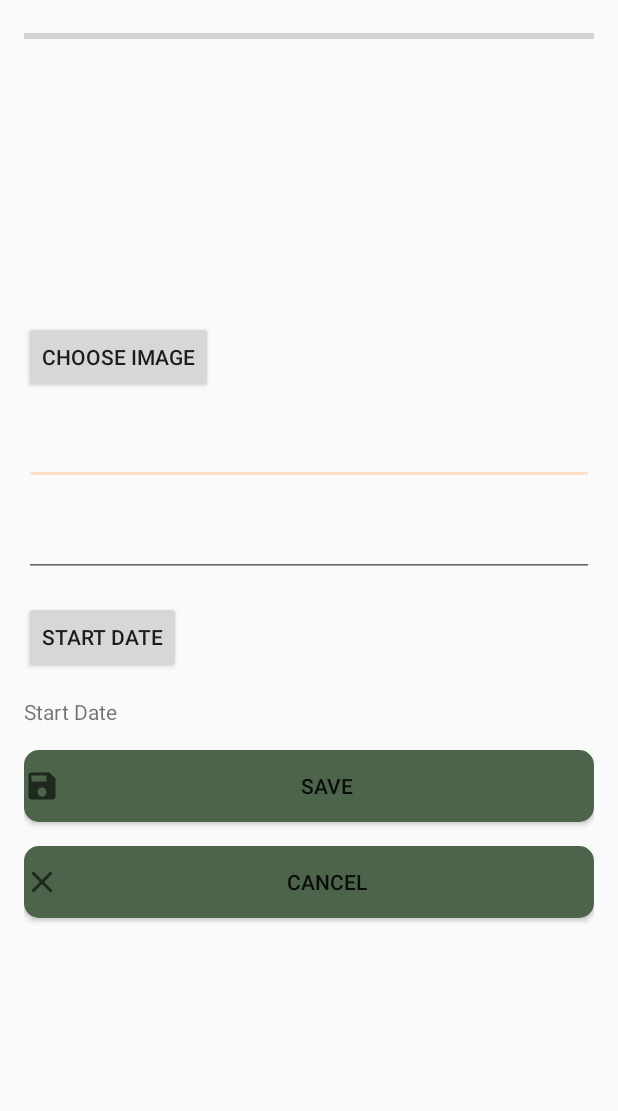
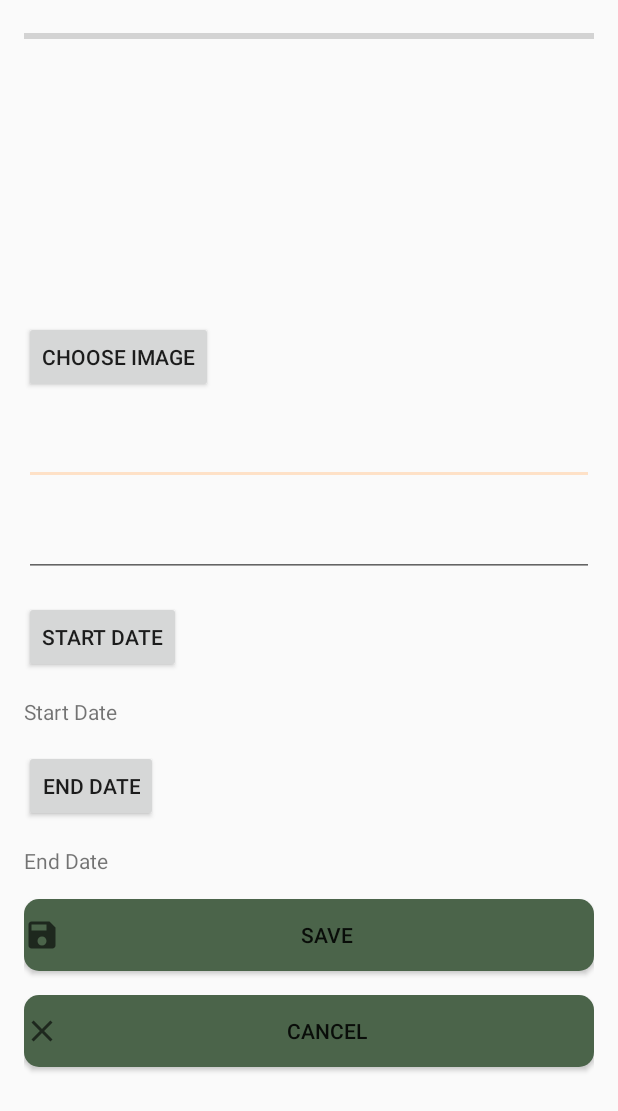
Before and after one commit to jenniferlebantino/FinalYearProject, an Android app: the fragment TripsFragment placed in its activity, after a tap on an icon or button, on a phone screen of 412 x 824 dp. Shown: the top 1111 px of the screen. Run offline under Robolectric (Android 15) with nearby library versions, the phone set to English and light mode, and no system bars; our stand-ins replace Firebase (no records; nobody signed in at launch, a user with empty details on screens opened directly), Picasso, Room's generated code.

Commit message:
Trip/Add Trip
- Uploads Images
- Retrieves Uploaded Images (kind of)
- No Image Image for No Uploaded Image
- End Date

```diff
--- a/app/src/main/java/com/example/finalyearproject/AddTripActivity.java
+++ b/app/src/main/java/com/example/finalyearproject/AddTripActivity.java
@@ -39,6 +39,8 @@ public class AddTripActivity extends AppCompatActivity implements DatePickerDial
     public static final String EXTRA_TITLE = "com.example.finalyearproject.EXTRA_TITLE";
     public static final String EXTRA_DESCRIPTION = "com.example.finalyearproject.EXTRA_DESCRIPTION";
     public static final String EXTRA_STARTDATE = "com.example.finalyearproject.EXTRA_STARTDATE";
+    public static final String EXTRA_ENDDATE = "com.example.finalyearproject.EXTRA_ENDDATE";
+    public static final String EXTRA_IMAGEURL = "com.example.finalyearproject.EXTRA_IMAGEURL";
     public static final int PICK_IMAGE_REQUEST = 1;
 
     private EditText titleTxtBox;
@@ -48,6 +50,9 @@ public class AddTripActivity extends AppCompatActivity implements DatePickerDial
     private Button chooseImageBtn;
     private Button startDateBtn;
     private TextView startDateTxtView;
+    private Button endDateBtn;
+    private boolean startDateBtnClicked;
+    private TextView endDateTxtView;
     private ImageView tripImageView;
     private ProgressBar progressBar;
 
@@ -62,7 +67,6 @@ public class AddTripActivity extends AppCompatActivity implements DatePickerDial
         setContentView(R.layout.activity_add_trip);
 
         setTitle("Add Trip");
-
         progressBar = findViewById(R.id.addTrip_progressBar);
         tripImageView = findViewById(R.id.addTrip_tripImage);
         chooseImageBtn = findViewById(R.id.addTrip_chooseImageBtn);
@@ -86,9 +90,20 @@ public class AddTripActivity extends AppCompatActivity implements DatePickerDial
             public void onClick(View v) {
                 DialogFragment datePicker = new DatePickerFragment();
                 datePicker.show(getSupportFragmentManager(), "date picker");
+                startDateBtnClicked = true;
             }
         });
         startDateTxtView = findViewById(R.id.addTrip_startDateTxt);
+
+        endDateBtn = findViewById(R.id.addTrip_endDateBtn);
+        endDateBtn.setOnClickListener(new View.OnClickListener() {
+            @Override
+            public void onClick(View v) {
+                DialogFragment datePicker = new DatePickerFragment();
+                datePicker.show(getSupportFragmentManager(), "date picker");
+            }
+        });
+        endDateTxtView = findViewById(R.id.addTrip_endDateTxt);
 
         saveBtn = (Button)findViewById(R.id.addTrip_saveBtn);
         saveBtn.setOnClickListener(new View.OnClickListener()
@@ -142,6 +157,8 @@ public class AddTripActivity extends AppCompatActivity implements DatePickerDial
         String title = titleTxtBox.getText().toString();
         String description = descriptionTxtBox.getText().toString();
         String startDate = startDateTxtView.getText().toString();
+        String endDate = endDateTxtView.getText().toString();
+        String imageUrl = imageUri == null ? "": imageUri.toString();
 
         if (imageUri != null)
         {
@@ -190,9 +207,10 @@ public class AddTripActivity extends AppCompatActivity implements DatePickerDial
             });
         }
 
-        if(startDate == "Start Date")
+
+        if(startDate.equals("Start Date") || endDate.equals("End Date"))
         {
-            Toast.makeText(AddTripActivity.this, "Please select a start date.", Toast.LENGTH_SHORT).show();
+            Toast.makeText(AddTripActivity.this, "Please select a start date and end date.", Toast.LENGTH_SHORT).show();
             return;
         }
 
@@ -206,6 +224,8 @@ public class AddTripActivity extends AppCompatActivity implements DatePickerDial
         tripData.putExtra(EXTRA_TITLE, title);
         tripData.putExtra(EXTRA_DESCRIPTION, description);
         tripData.putExtra(EXTRA_STARTDATE, startDate);
+        tripData.putExtra(EXTRA_ENDDATE, endDate);
+        tripData.putExtra(EXTRA_IMAGEURL, imageUrl);
 
         setResult(RESULT_OK, tripData);
         finish();
@@ -222,7 +242,15 @@ public class AddTripActivity extends AppCompatActivity implements DatePickerDial
         calendar.set(Calendar.YEAR, year);
         calendar.set(Calendar.MONTH, month);
         calendar.set(Calendar.DAY_OF_MONTH, dayOfMonth);
-        String currentDateString = DateFormat.getDateInstance(DateFormat.DEFAULT).format(calendar.getTime());
-        startDateTxtView .setText(currentDateString);
+        String selectedDate = DateFormat.getDateInstance(DateFormat.DEFAULT).format(calendar.getTime());
+        if(startDateBtnClicked)
+        {
+            startDateTxtView.setText(selectedDate);
+            startDateBtnClicked = false;
+        }
+        else
+        {
+            endDateTxtView.setText(selectedDate);
+        }
     }
 }
--- a/app/src/main/java/com/example/finalyearproject/TripsFragment.java
+++ b/app/src/main/java/com/example/finalyearproject/TripsFragment.java
@@ -80,8 +80,10 @@ public class TripsFragment extends Fragment {
             String title = data.getStringExtra(AddTripActivity.EXTRA_TITLE);
             String description = data.getStringExtra(AddTripActivity.EXTRA_DESCRIPTION);
             String startDate = data.getStringExtra(AddTripActivity.EXTRA_STARTDATE);
+            String endDate = data.getStringExtra(AddTripActivity.EXTRA_ENDDATE);
+            String imageUrl = data.getStringExtra(AddTripActivity.EXTRA_IMAGEURL);
 
-            Trip trip = new Trip(title, description, startDate);
+            Trip trip = new Trip(title, description, startDate, endDate, imageUrl);
             tripViewModel.insert(trip);
             Toast.makeText(getActivity(), "Trip Saved", Toast.LENGTH_SHORT).show();
         }
--- a/app/src/main/java/com/example/finalyearproject/adapters/TripAdapter.java
+++ b/app/src/main/java/com/example/finalyearproject/adapters/TripAdapter.java
@@ -1,8 +1,11 @@
 package com.example.finalyearproject.adapters;
 
+import android.content.Context;
+import android.graphics.drawable.Drawable;
 import android.view.LayoutInflater;
 import android.view.View;
 import android.view.ViewGroup;
+import android.widget.ImageView;
 import android.widget.TextView;
 
 import androidx.annotation.NonNull;
@@ -10,18 +13,21 @@ import androidx.recyclerview.widget.RecyclerView;
 
 import com.example.finalyearproject.R;
 import com.example.finalyearproject.entities.Trip;
+import com.squareup.picasso.Picasso;
 
 import java.util.ArrayList;
 import java.util.List;
 
 public class TripAdapter extends RecyclerView.Adapter<TripAdapter.TripHolder> {
 
+    private Context context;
     private List<Trip> trips = new ArrayList<>();
 
     @NonNull
     @Override
     public TripHolder onCreateViewHolder(@NonNull ViewGroup parent, int viewType) {
-        View itemView = LayoutInflater.from(parent.getContext())
+        context = parent.getContext();
+        View itemView = LayoutInflater.from(context)
                 .inflate(R.layout.trip_item, parent, false);
 
         return new TripHolder(itemView);
@@ -33,7 +39,12 @@ public class TripAdapter extends RecyclerView.Adapter<TripAdapter.TripHolder> {
         Trip currentTrip = trips.get(position);
         holder.title.setText(currentTrip.getTitle());
         holder.description.setText(currentTrip.getDescription());
-        //int to string String.valueOf
+        String imageUrl = trips.get(position).getImageUrl();
+        if(imageUrl.equals("")) {
+            holder.imageView.setImageResource(R.drawable.im_no_image);
+            return;
+        }
+        Picasso.get().load(imageUrl).into(holder.imageView);
     }
 
     @Override
@@ -49,11 +60,13 @@ public class TripAdapter extends RecyclerView.Adapter<TripAdapter.TripHolder> {
     class TripHolder extends RecyclerView.ViewHolder {
         private TextView title;
         private TextView description;
+        private ImageView imageView;
 
         public TripHolder(View itemView) {
             super(itemView);
             title = itemView.findViewById(R.id.trip_title);
             description = itemView.findViewById(R.id.trip_desc);
+            imageView = itemView.findViewById(R.id.trips_tripImage);
         }
     }
 }
--- a/app/src/main/java/com/example/finalyearproject/database/FYPAppDatabase.java
+++ b/app/src/main/java/com/example/finalyearproject/database/FYPAppDatabase.java
@@ -63,8 +63,8 @@ public abstract class FYPAppDatabase extends RoomDatabase {
             userDao.insert(new User("Jennifer", "Lebantino", "test@example.com"));
             userDao.insert(new User("Jennifer2", "Lebantino2", "test2@example.com"));
 
-            tripDao.insert(new Trip("Safari Adventure", "Safari with Rhea and Josh.", "March 15, 2021"));
-            tripDao.insert(new Trip("Cottage Getaway", "Quiet retreat in Cornwall.", "March 15, 2021"));
+            tripDao.insert(new Trip("Safari Adventure", "Safari with Rhea and Josh.", "March 15, 2021", "March 21, 2021", ""));
+            tripDao.insert(new Trip("Cottage Getaway", "Quiet retreat in Cornwall.", "March 15, 2021", "March 21, 2021", ""));
 
             contactDao.insert(new Contact("Friend", "Friend", "friend@example.com", "07777777777"));
             contactDao.insert(new Contact("Friend2", "Friend2", "friend2@example.com", "07777777778"));
--- a/app/src/main/java/com/example/finalyearproject/entities/Trip.java
+++ b/app/src/main/java/com/example/finalyearproject/entities/Trip.java
@@ -14,20 +14,19 @@ public class Trip {
     private String title;
     private String description;
     private String startDate;
-//    private String endDate;
+    private String endDate;
+    private String imageUrl;
 
     //TODO: Create location class.
 //    private String location;
 //    public ArrayList<ItineraryItem> itinerary;
-//    private String imageUrl;
 
-    public Trip(String title, String description, String startDate) {
+    public Trip(String title, String description, String startDate, String endDate, String imageUrl) {
         this.title = title;
         this.description = description;
         this.startDate = startDate;
-//        this.endDate = endDate;
-
-//        this.imageUrl = imageUrl;
+        this.endDate = endDate;
+        this.imageUrl = imageUrl;
 //        this.location = location;
 //        itinerary = new ArrayList<ItineraryItem>();
     }
@@ -52,6 +51,10 @@ public class Trip {
         return description;
     }
 
+    public void setDescription(String description) {
+        this.description = description;
+    }
+
     public String getStartDate() {
         return startDate;
     }
@@ -60,9 +63,20 @@ public class Trip {
         this.startDate = startDate;
     }
 
+    public String getEndDate() {
+        return endDate;
+    }
 
-    public void setDescription(String description) {
-        this.description = description;
+    public void setEndDate(String endDate) {
+        this.endDate = endDate;
+    }
+
+    public String getImageUrl() {
+        return imageUrl;
+    }
+
+    public void setImageUrl(String imageUrl) {
+        this.imageUrl = imageUrl;
     }
 
 }
--- a/app/src/main/res/layout/activity_add_trip.xml
+++ b/app/src/main/res/layout/activity_add_trip.xml
@@ -63,6 +63,22 @@
         android:text="Start Date"
         />
 
+    <Button
+        android:id="@+id/addTrip_endDateBtn"
+        android:layout_width="wrap_content"
+        android:layout_height="wrap_content"
+        android:text="End Date"
+        android:layout_marginBottom="@dimen/double_spacing"
+        />
+
+    <TextView
+        android:id="@+id/addTrip_endDateTxt"
+        android:layout_width="wrap_content"
+        android:layout_height="wrap_content"
+        android:layout_marginBottom="@dimen/double_spacing"
+        android:text="End Date"
+        />
+
 
     <Button
         android:id="@+id/addTrip_saveBtn"
--- a/app/src/main/res/mipmap-anydpi-v26/ic_launcher.xml
+++ /dev/null
@@ -1,5 +0,0 @@
-<?xml version="1.0" encoding="utf-8"?>
-<adaptive-icon xmlns:android="http://schemas.android.com/apk/res/android">
-    <background android:drawable="@drawable/ic_launcher_background" />
-    <foreground android:drawable="@drawable/ic_launcher_foreground" />
-</adaptive-icon>
--- a/app/src/main/res/mipmap-anydpi-v26/ic_launcher_round.xml
+++ /dev/null
@@ -1,5 +0,0 @@
-<?xml version="1.0" encoding="utf-8"?>
-<adaptive-icon xmlns:android="http://schemas.android.com/apk/res/android">
-    <background android:drawable="@drawable/ic_launcher_background" />
-    <foreground android:drawable="@drawable/ic_launcher_foreground" />
-</adaptive-icon>
```
Also changed, not shown: app/src/main/res/layout/trip_item.xml (+5 -3 lines), app/src/main/res/drawable/im_no_image.png (added), app/src/main/res/mipmap-hdpi/im_no_image.png (added), app/src/main/res/mipmap-mdpi/im_no_image.png (added), app/src/main/res/mipmap-xhdpi/im_no_image.png (added), app/src/main/res/mipmap-xxhdpi/im_no_image.png (added), app/src/main/res/mipmap-xxxhdpi/im_no_image.png (added).
